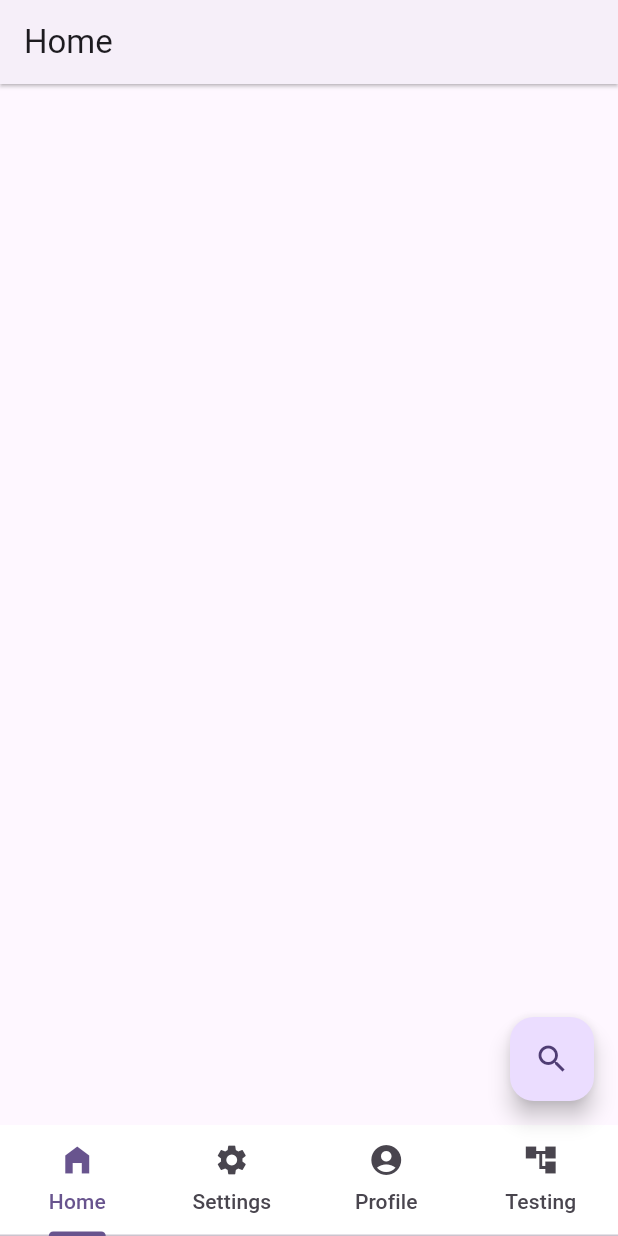
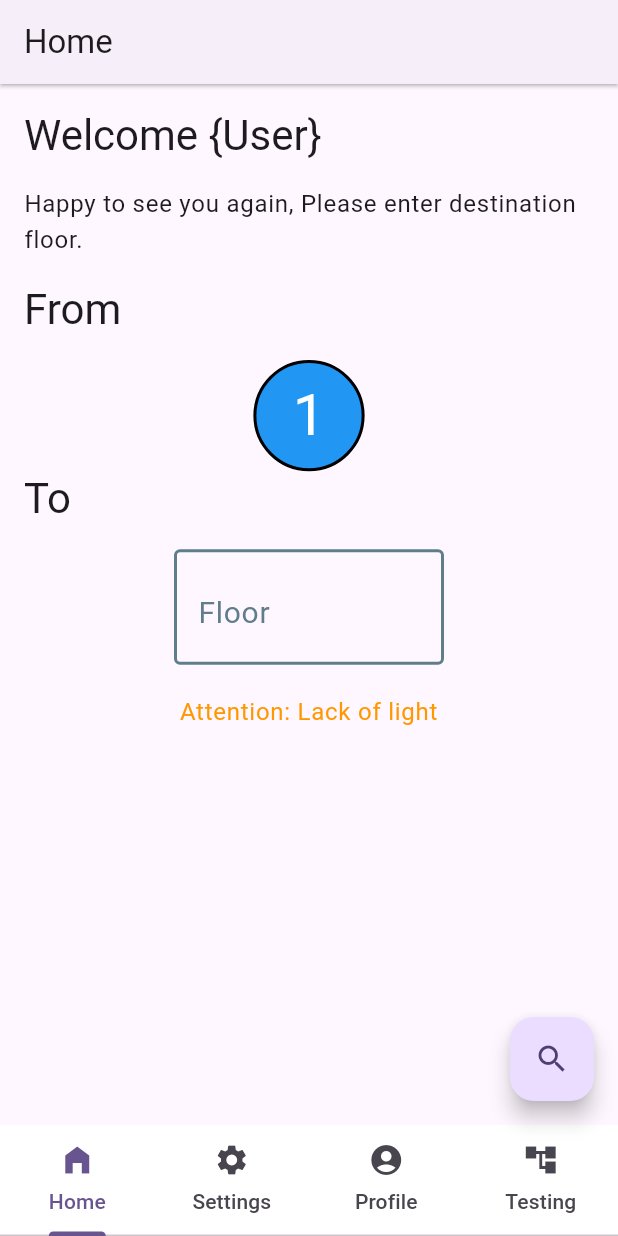
Before and after one commit to ankoosh544/sofia_develop, a Flutter app: the screen it shows after launch, on a phone screen of 412 x 824 dp. Run offline on Flutter 3.47's test engine with Material 2 defaults, Android fonts, the light colour scheme and no system bars; our stand-ins replace floor, flutter_blue_plus, flutter_secure_storage, permission_handler, rxdart, sqflite; accounts and stored records are empty; generated files the repository leaves out were written again.

Commit message:
styles ui added

```diff
--- a/sofia_app/lib/configs/app_strings.dart
+++ b/sofia_app/lib/configs/app_strings.dart
@@ -18,3 +18,18 @@ const String stopSearching = 'STOP SEARCHING';
 const String hiThere = 'Hi There';
 const String scan = 'Scan';
 const String stop = 'Stop';
+
+const String welcomeMessage = 'Welcome {User}';
+const String greetingMessage =
+    'Happy to see you again, Please enter destination floor.';
+const String sourceFrom = 'From';
+const String sourceTo = 'To';
+const String hintDestination = 'Floor';
+const String warningAttention = 'Attention: Lack of light';
+
+const String carPosition = 'Car Position';
+const String carStatus = 'Car Status';
+const String zeroFloor = '0';
+const String etaToFloor3 = 'ETA to Floor 3';
+const String estimatedTime = 'Estimated time less than 2 minutes';
+const String changeDestination = 'CHANGE DESTINATION';
--- a/sofia_app/lib/configs/app_styles.dart
+++ b/sofia_app/lib/configs/app_styles.dart
@@ -1,3 +1,6 @@
 import 'package:flutter/material.dart';
 
 const textStyle = TextStyle(fontSize: 18);
+
+const size_16 = 16.0;
+const size_20 = 20.0;
--- a/sofia_app/lib/main.dart
+++ b/sofia_app/lib/main.dart
@@ -6,6 +6,7 @@ import 'package:sofia_app/dao/user_dao.dart';
 import 'package:sofia_app/databases/app_database.dart';
 import 'package:sofia_app/providers/auth_provider.dart';
 import 'package:sofia_app/providers/ble_provider.dart';
+import 'package:sofia_app/screens/car_status/car_status_screen.dart';
 import 'package:sofia_app/screens/login/login_screen.dart';
 import 'package:sofia_app/screens/registration/registration_screen.dart';
 import 'screens/home/home_screen.dart';
@@ -98,6 +99,7 @@ class _SofiaAppState extends State<SofiaApp> {
                     HomeScreen(userDao: userDao, authProvider: authProvider),
               ),
             ),
+        '/status': (context) => CarStatusScreen(),
       },
     );
   }
--- a/sofia_app/lib/models/ble_sample.dart
+++ b/sofia_app/lib/models/device.dart
@@ -2,7 +2,7 @@ import 'dart:core';
 
 import 'package:sofia_app/enums/ble_device_type.dart';
 
-class BLESample {
+class Device {
   String deviceId;
   BleDeviceType deviceType;
   String alias;
@@ -10,7 +10,7 @@ class BLESample {
   double? txPower;
   double? rxPower;
 
-  BLESample({
+  Device({
     required this.deviceId,
     required this.deviceType,
     required this.alias,
@@ -21,7 +21,7 @@ class BLESample {
 
   @override
   String toString() {
-    return 'BLESample{'
+    return 'Device{'
         'deviceId: $deviceId, '
         'deviceType: $deviceType, '
         'alias: $alias, '
--- a/sofia_app/lib/screens/home/device_connected.dart
+++ b/sofia_app/lib/screens/home/device_connected.dart
@@ -24,8 +24,87 @@ class DeviceConnected extends StatelessWidget {
         shadowColor: Theme.of(context).shadowColor,
         elevation: 1,
       ),
-      body: Column(
+      body: Padding(
+        padding: const EdgeInsets.all(size_16),
+        child: Column(
+          crossAxisAlignment: CrossAxisAlignment.stretch,
           children: [
+            Text(
+              welcomeMessage,
+              style: Theme.of(context).textTheme.headlineMedium,
+            ),
+            const SizedBox(
+              height: size_16,
+            ),
+            Text(
+              greetingMessage,
+              style: Theme.of(context).textTheme.bodyLarge,
+            ),
+            const SizedBox(
+              height: size_16,
+            ),
+            Text(
+              sourceFrom,
+              style: Theme.of(context).textTheme.headlineMedium,
+            ),
+            const SizedBox(
+              height: size_16,
+            ),
+            Container(
+              width: MediaQuery.sizeOf(context).height * .09,
+              height: MediaQuery.sizeOf(context).height * .09,
+              decoration: BoxDecoration(
+                border: Border.all(width: 2),
+                shape: BoxShape.circle,
+                color: Colors.blue,
+              ),
+              child: const Column(
+                crossAxisAlignment: CrossAxisAlignment.center,
+                mainAxisAlignment: MainAxisAlignment.center,
+                children: <Widget>[
+                  Text(
+                    '1',
+                    style: TextStyle(fontSize: 38, color: Colors.white),
+                  ),
+                ],
+              ),
+            ),
+            Text(
+              sourceTo,
+              style: Theme.of(context).textTheme.headlineMedium,
+            ),
+            const SizedBox(
+              height: size_16,
+            ),
+            Padding(
+              padding: const EdgeInsets.symmetric(vertical: 0, horizontal: 100),
+              child: TextFormField(
+                decoration: const InputDecoration(
+                  focusedBorder: OutlineInputBorder(
+                    borderSide: BorderSide(color: Colors.blueAccent, width: 2),
+                  ),
+                  enabledBorder: OutlineInputBorder(
+                    borderSide: BorderSide(color: Colors.blueGrey, width: 2),
+                  ),
+                  hintText: hintDestination,
+                  hintStyle: TextStyle(fontSize: 20, color: Colors.blueGrey),
+                ),
+                keyboardType: TextInputType.number,
+                textInputAction: TextInputAction.done,
+                style: const TextStyle(fontSize: 30, color: Colors.blueGrey),
+              ),
+            ),
+            const SizedBox(
+              height: size_20,
+            ),
+            Text(
+              warningAttention,
+              textAlign: TextAlign.center,
+              style: Theme.of(context)
+                  .textTheme
+                  .bodyLarge
+                  ?.copyWith(color: Colors.orange),
+            ),
             StreamBuilder<List<BluetoothDevice>>(
               stream: context.read<BleProvider>().connectedDeviceStream,
               initialData: const [],
@@ -60,46 +139,8 @@ class DeviceConnected extends StatelessWidget {
                 );
               },
             ),
-
-          // StreamBuilder<List<ScanResult>>(
-          //   stream: scanResults,
-          //   initialData: const [],
-          //   builder: (c, snapshot) {
-          //     final scanResults = snapshot.data ?? [];
-          //     print("ScanResult******************");
-          //     print(scanResults);
-          //     return Column(
-          //       crossAxisAlignment: CrossAxisAlignment.stretch,
-          //       children: [
-          //         if (scanResults.isNotEmpty)
-          //           Padding(
-          //             padding: const EdgeInsets.all(16.0),
-          //             child: Text(
-          //               'Welcome User!', // Replace 'User' with the actual user name or data
-          //               style: Theme.of(context).textTheme.headlineMedium,
-          //             ),
-          //           ),
-          //         Expanded(
-          //           child: scanResults.isEmpty
-          //               ? Center(
-          //                   child: Text('No devices are connected'),
-          //                 )
-          //               : ListView.builder(
-          //                   itemCount: scanResults.length,
-          //                   itemBuilder: (context, index) {
-          //                     final r = scanResults[index];
-          //                     return Text(
-          //                       '${r.device.localName}: ${r.rssi.toString()}',
-          //                       style: TextStyle(fontSize: 20),
-          //                     );
-          //                   },
-          //                 ),
-          //         ),
-          //       ],
-          //     );
-          //   },
-          // ),
           ],
+        ),
       ),
     );
   }
```
Also changed, not shown: sofia_app/lib/screens/car_status/car_status_screen.dart (added, +44 -0 lines). Lines whose indentation alone changed are shown as unchanged.
